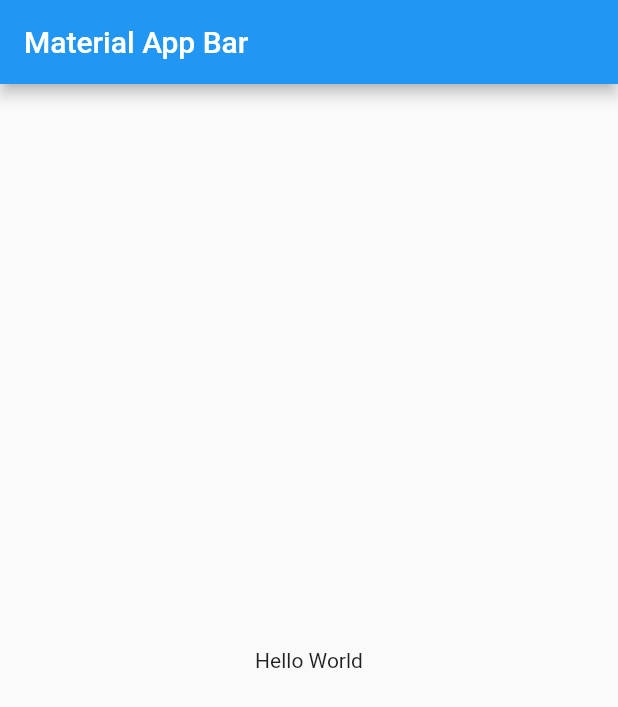
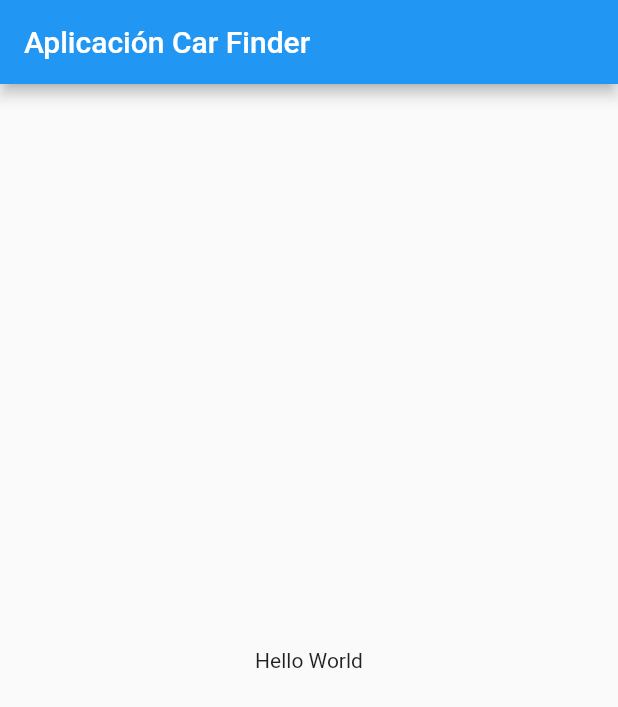
Before and after one commit to TonyVyron/car_finder, a Flutter app: the screen it shows after launch, on a phone screen of 412 x 824 dp. Shown: the top 707 px of the screen. Run offline on Flutter 3.47's test engine with Material 2 defaults, Android fonts, the phone set to English and light mode, and no system bars.

Commit message:
Agregando a Mi Rama

```diff
--- a/lib/main.dart
+++ b/lib/main.dart
@@ -9,7 +9,7 @@ class MyApp extends StatelessWidget {
       title: 'Material App',
       home: Scaffold(
         appBar: AppBar(
-          title: Text('Material App Bar'),
+          title: Text('Aplicación Car Finder'),
         ),
         body: Center(
           child: Container(
```
